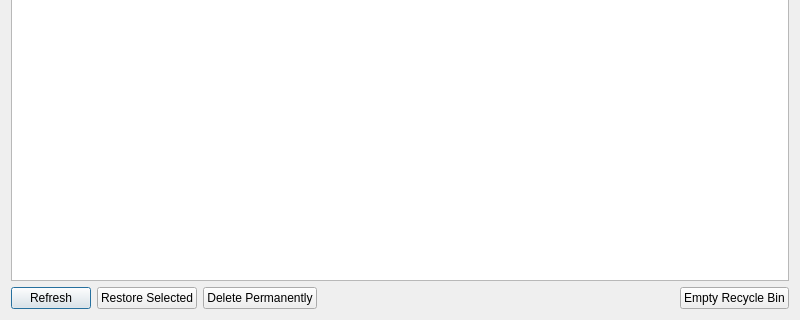
The window that SRC/UI/ui/recycle_bin_dialog.ui (n3vinmanoj/FILEMANAGER) describes before a commit, drawn with Qt 5; both pictures show x 0 to 800 and y 180 to 500 of the 800 by 500 pixel window.
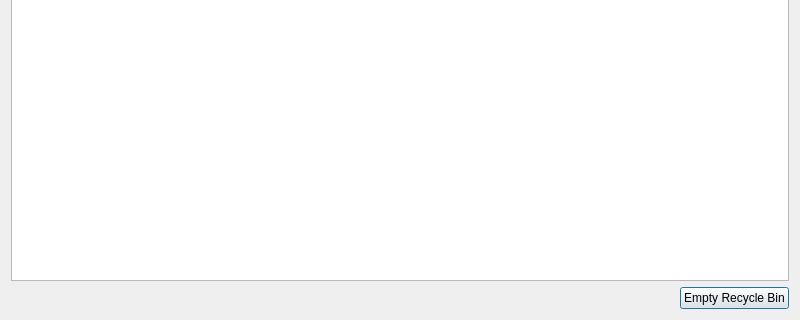
The same window after the commit.

The edit to the form file:
```diff
--- a/SRC/UI/ui/recycle_bin_dialog.ui
+++ b/SRC/UI/ui/recycle_bin_dialog.ui
@@ -63,27 +63,6 @@
    </item>
    <item>
     <layout class="QHBoxLayout" name="horizontalLayout">
-     <item>
-      <widget class="QPushButton" name="refreshButton">
-       <property name="text">
-        <string>Refresh</string>
-       </property>
-      </widget>
-     </item>
-     <item>
-      <widget class="QPushButton" name="restoreButton">
-       <property name="text">
-        <string>Restore Selected</string>
-       </property>
-      </widget>
-     </item>
-     <item>
-      <widget class="QPushButton" name="deleteButton">
-       <property name="text">
-        <string>Delete Permanently</string>
-       </property>
-      </widget>
-     </item>
      <item>
       <spacer name="horizontalSpacer">
        <property name="orientation">
```
Left out of the diff: 6 changed lines with no effect on the pictures.
